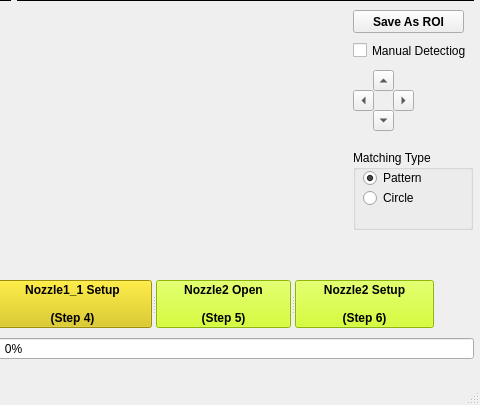
Old version of the form Nozzle_Calibrator.ui in the repository internaru/Michelan_Jig; both pictures show x 457 to 937 and y 470 to 875 of the 937 by 875 pixel window.
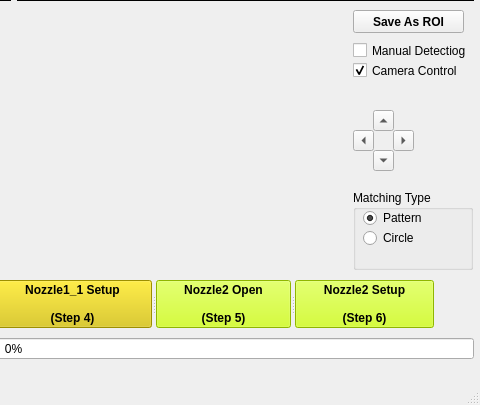
New version of the form.

Commit message: Camera 3840x2160 support

```diff
--- a/Nozzle_Calibrator.ui
+++ b/Nozzle_Calibrator.ui
@@ -169,7 +169,7 @@
     <property name="geometry">
      <rect>
       <x>830</x>
-      <y>540</y>
+      <y>580</y>
       <width>21</width>
       <height>21</height>
      </rect>
@@ -185,7 +185,7 @@
     <property name="geometry">
      <rect>
       <x>810</x>
-      <y>560</y>
+      <y>600</y>
       <width>21</width>
       <height>21</height>
      </rect>
@@ -201,7 +201,7 @@
     <property name="geometry">
      <rect>
       <x>830</x>
-      <y>580</y>
+      <y>620</y>
       <width>21</width>
       <height>21</height>
      </rect>
@@ -217,7 +217,7 @@
     <property name="geometry">
      <rect>
       <x>850</x>
-      <y>560</y>
+      <y>600</y>
       <width>21</width>
       <height>21</height>
      </rect>
@@ -520,7 +520,7 @@
     <property name="geometry">
      <rect>
       <x>810</x>
-      <y>620</y>
+      <y>660</y>
       <width>120</width>
       <height>80</height>
      </rect>
@@ -745,6 +745,25 @@
      </property>
     </widget>
    </widget>
+   <widget class="QCheckBox" name="checkBox_Camera">
+    <property name="geometry">
+     <rect>
+      <x>810</x>
+      <y>530</y>
+      <width>121</width>
+      <height>21</height>
+     </rect>
+    </property>
+    <property name="autoFillBackground">
+     <bool>false</bool>
+    </property>
+    <property name="text">
+     <string>Camera Control</string>
+    </property>
+    <property name="checked">
+     <bool>true</bool>
+    </property>
+   </widget>
   </widget>
   <widget class="QMenuBar" name="menubar">
    <property name="geometry">
```
Left out of the diff: 2 changed lines with no effect on the pictures. The commit also changes 8 other files.
